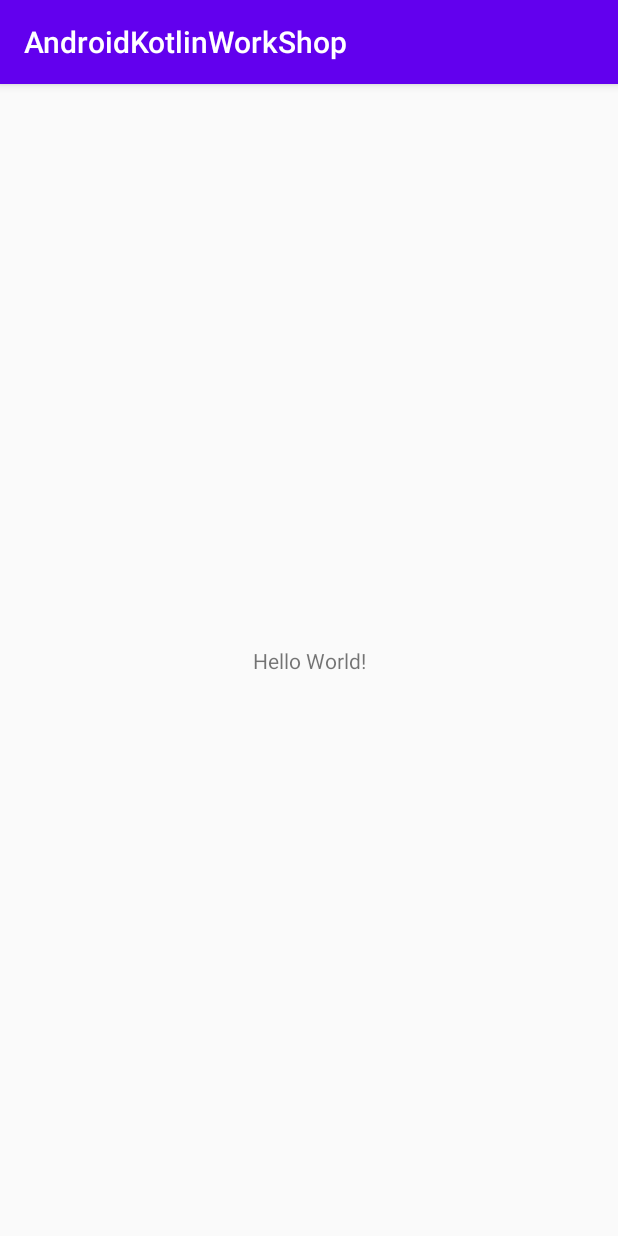
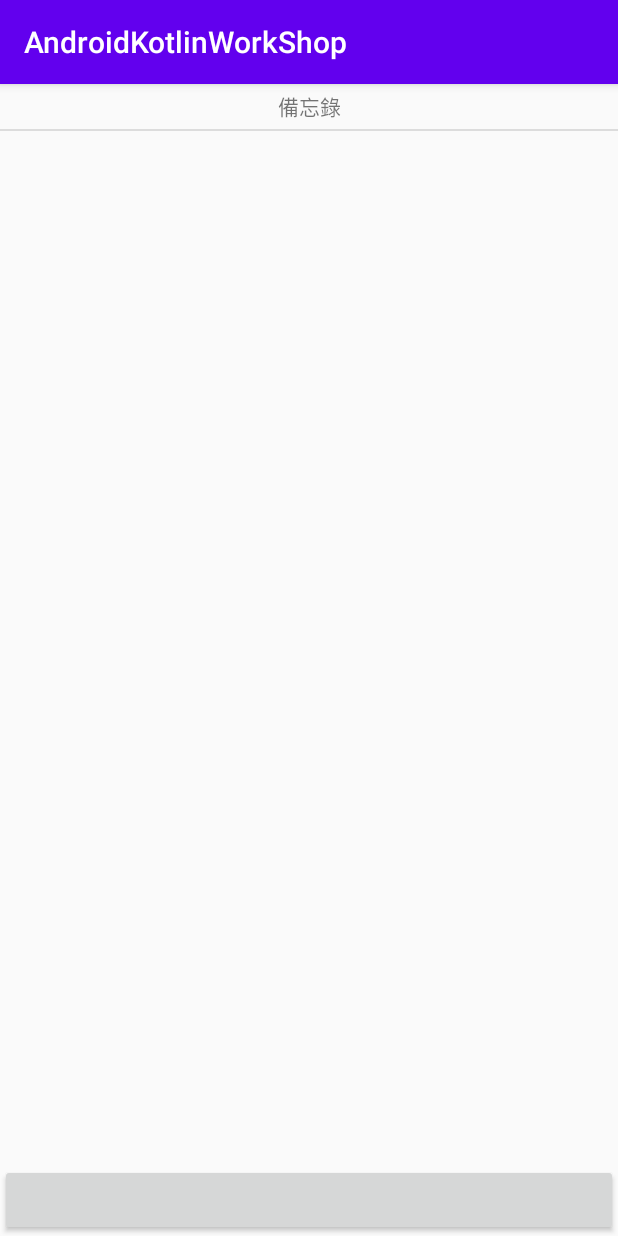
Before and after one commit to steveQiu7/androidKotlinWorkShop, an Android app: the screen it shows after launch (MainActivity), on a phone screen of 412 x 824 dp. Run offline under Robolectric (Android 15) with nearby library versions, the phone set to English and light mode, and no system bars.

Commit message:
基本recyclerView

```diff
--- a/app/build.gradle
+++ b/app/build.gradle
@@ -22,6 +22,9 @@ android {
             proguardFiles getDefaultProguardFile('proguard-android-optimize.txt'), 'proguard-rules.pro'
         }
     }
+
+    viewBinding.enabled = true
+
 }
 
 dependencies {
@@ -34,4 +37,7 @@ dependencies {
     androidTestImplementation 'androidx.test.ext:junit:1.1.2'
     androidTestImplementation 'androidx.test.espresso:espresso-core:3.3.0'
 
+    implementation 'androidx.recyclerview:recyclerview:1.1.0'
+    implementation "androidx.lifecycle:lifecycle-viewmodel-ktx:2.2.0"
+    implementation "androidx.lifecycle:lifecycle-livedata-ktx:2.2.0"
 }
--- a/app/src/main/java/com/example/androidkotlinworkshop/MainActivity.kt
+++ b/app/src/main/java/com/example/androidkotlinworkshop/MainActivity.kt
@@ -2,10 +2,41 @@ package com.example.androidkotlinworkshop
 
 import androidx.appcompat.app.AppCompatActivity
 import android.os.Bundle
+import android.view.View
+import androidx.recyclerview.widget.DividerItemDecoration
+import androidx.recyclerview.widget.LinearLayoutManager
+import com.example.androidkotlinworkshop.databinding.ActivityMainBinding
 
-class MainActivity : AppCompatActivity() {
+class MainActivity : AppCompatActivity(), View.OnClickListener {
+
+    private val mBinding by lazy { ActivityMainBinding.inflate(layoutInflater) }
+
+    private var mListToDos = listOf<Todo>()
+    private var mTodoAdapter = ToDoAdapter()
+
     override fun onCreate(savedInstanceState: Bundle?) {
         super.onCreate(savedInstanceState)
-        setContentView(R.layout.activity_main)
+        setContentView(mBinding.root)
+        initView()
     }
+
+    private fun initView() {
+        mBinding.mRvDemo.adapter = mTodoAdapter
+        mBinding.mRvDemo.layoutManager = LinearLayoutManager(this, LinearLayoutManager.VERTICAL, false)
+        mBinding.mRvDemo.addItemDecoration(DividerItemDecoration(this, LinearLayoutManager.VERTICAL))
+        mListToDos = mListToDos.toMutableList().apply { add(Todo.Title("備忘錄")) }
+        mTodoAdapter.submitList(mListToDos)
+
+        mBinding.mBtnAdd.setOnClickListener(this)
+    }
+
+    override fun onClick(v: View?) {
+        when (v?.id) {
+            R.id.mBtnAdd -> {
+                mListToDos = mListToDos.toMutableList().apply { add(Todo.Item("world", false)) }
+                mTodoAdapter.submitList(mListToDos)
+            }
+        }
+    }
+
 }
--- /dev/null
+++ b/app/src/main/java/com/example/androidkotlinworkshop/ToDoAdapter.kt
@@ -0,0 +1,58 @@
+package com.example.androidkotlinworkshop
+
+import android.view.LayoutInflater
+import android.view.ViewGroup
+import androidx.appcompat.widget.AppCompatCheckBox
+import androidx.appcompat.widget.AppCompatTextView
+import androidx.recyclerview.widget.DiffUtil
+import androidx.recyclerview.widget.ListAdapter
+import androidx.recyclerview.widget.RecyclerView
+import kotlinx.android.synthetic.main.item_todo.view.*
+
+class ToDoAdapter : ListAdapter<Todo, RecyclerView.ViewHolder>(
+
+    object : DiffUtil.ItemCallback<Todo>() {
+        override fun areItemsTheSame(oldItem: Todo, newItem: Todo): Boolean {
+            return oldItem.viewType == newItem.viewType
+        }
+
+        override fun areContentsTheSame(oldItem: Todo, newItem: Todo): Boolean {
+            return oldItem == newItem
+        }
+    }
+) {
+
+    override fun getItemViewType(position: Int): Int {
+        return getItem(position).viewType
+    }
+
+    override fun onCreateViewHolder(parent: ViewGroup, viewType: Int): RecyclerView.ViewHolder {
+        return when(viewType){
+            Todo.TYPE_TILE -> TodoTitleViewHolder(parent)
+            else -> TodoItemViewHolder(parent)
+        }
+    }
+
+    override fun onBindViewHolder(holder: RecyclerView.ViewHolder, position: Int) {
+        when(val todo = getItem(position)){
+            is Todo.Title -> (holder as TodoTitleViewHolder).bind(todo)
+            is Todo.Item -> (holder as TodoItemViewHolder).bind(todo)
+        }
+    }
+
+    class TodoItemViewHolder(parent: ViewGroup) : RecyclerView.ViewHolder(LayoutInflater.from(parent.context).inflate(R.layout.item_todo, parent, false)) {
+        private val mChkToDo: AppCompatCheckBox = itemView.mChkToDo
+        fun bind(todo: Todo.Item){
+            mChkToDo.text = todo.memo
+            mChkToDo.isChecked = todo.checked
+        }
+    }
+
+    class TodoTitleViewHolder(parent: ViewGroup) :RecyclerView.ViewHolder(LayoutInflater.from(parent.context).inflate(R.layout.item_title,parent,false)){
+        fun bind(todo: Todo.Title){
+            (itemView as AppCompatTextView).text = todo.text
+        }
+    }
+
+
+}
--- /dev/null
+++ b/app/src/main/java/com/example/androidkotlinworkshop/Todo.kt
@@ -0,0 +1,14 @@
+package com.example.androidkotlinworkshop
+
+sealed class Todo(val viewType: Int) {
+
+    companion object {
+        const val TYPE_TILE = 0
+        const val TYPE_ITEM = 1
+    }
+
+    data class Title(val text: String) : Todo(TYPE_TILE)
+
+    data class Item(val memo: String, val checked: Boolean) : Todo(TYPE_ITEM)
+
+}
--- a/app/src/main/res/layout/activity_main.xml
+++ b/app/src/main/res/layout/activity_main.xml
@@ -6,13 +6,19 @@
     android:layout_height="match_parent"
     tools:context=".MainActivity">
 
-    <TextView
-        android:layout_width="wrap_content"
-        android:layout_height="wrap_content"
-        android:text="Hello World!"
-        app:layout_constraintBottom_toBottomOf="parent"
-        app:layout_constraintLeft_toLeftOf="parent"
-        app:layout_constraintRight_toRightOf="parent"
+    <androidx.recyclerview.widget.RecyclerView
+        android:id="@+id/mRvDemo"
+        android:layout_width="match_parent"
+        android:layout_height="0dp"
+        app:layout_constraintBottom_toTopOf="@+id/mBtnAdd"
+        app:layout_constraintStart_toStartOf="parent"
         app:layout_constraintTop_toTopOf="parent" />
 
+    <androidx.appcompat.widget.AppCompatButton
+        android:id="@+id/mBtnAdd"
+        android:layout_width="match_parent"
+        android:layout_height="wrap_content"
+        app:layout_constraintBottom_toBottomOf="parent"
+        app:layout_constraintStart_toStartOf="parent" />
+
 </androidx.constraintlayout.widget.ConstraintLayout>
--- /dev/null
+++ b/app/src/main/res/layout/item_title.xml
@@ -0,0 +1,6 @@
+<?xml version="1.0" encoding="utf-8"?>
+<androidx.appcompat.widget.AppCompatTextView xmlns:android="http://schemas.android.com/apk/res/android"
+    android:layout_width="match_parent"
+    android:layout_height="30dp"
+    android:gravity="center"
+    android:text="備忘錄" />
```
Also changed, not shown: app/src/main/res/layout/item_todo.xml (added, +16 -0 lines).
